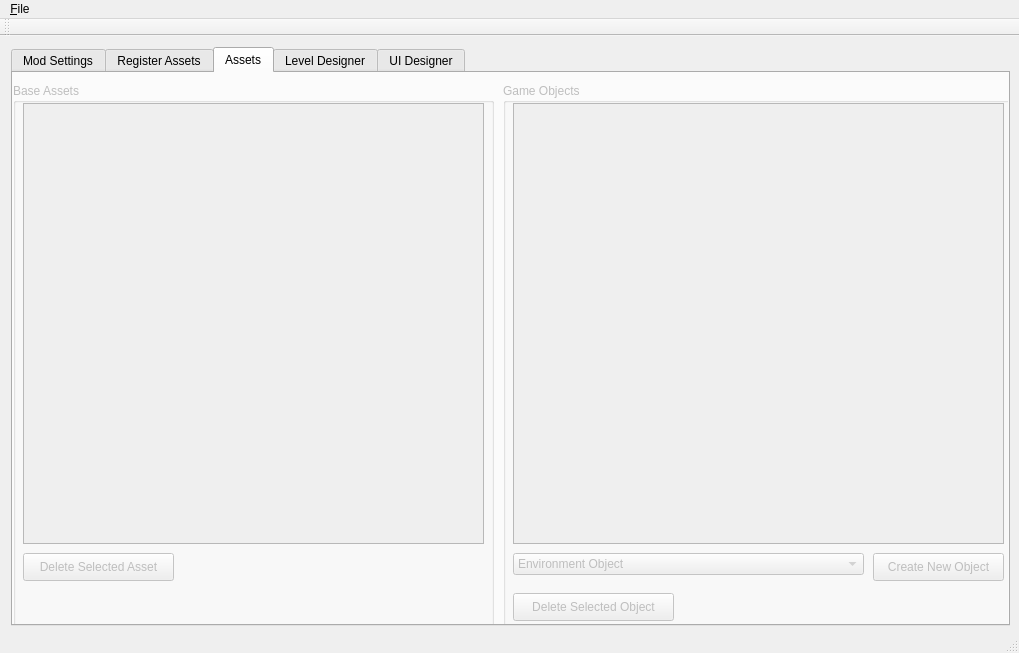
This is Editor/Level_Designer/mainwindow.ui in kiseitai3/Engine_Eureka as Qt 5 draws it before an edit. The edited form follows.
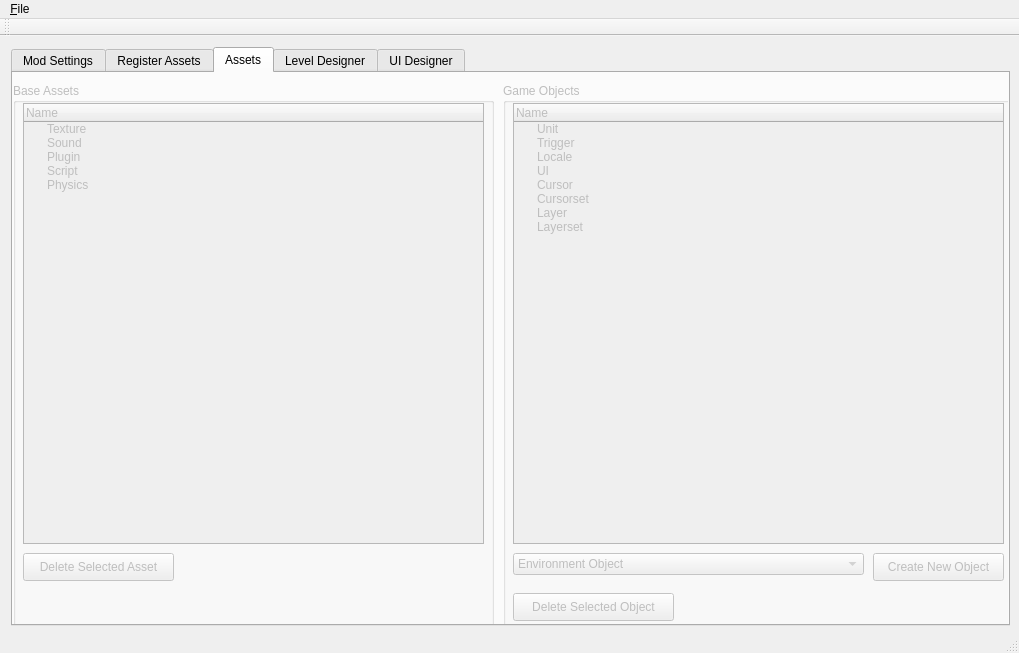
This is the edited form. The open tabs and pages were chosen to show the change.

The edit to the form file:
```diff
--- a/Editor/Level_Designer/mainwindow.ui
+++ b/Editor/Level_Designer/mainwindow.ui
@@ -1093,22 +1093,6 @@
          <property name="title">
           <string>Base Assets</string>
          </property>
-         <widget class="QTreeView" name="tvBaseAssets">
-          <property name="geometry">
-           <rect>
-            <x>10</x>
-            <y>20</y>
-            <width>461</width>
-            <height>441</height>
-           </rect>
-          </property>
-          <property name="uniformRowHeights">
-           <bool>false</bool>
-          </property>
-          <property name="wordWrap">
-           <bool>true</bool>
-          </property>
-         </widget>
          <widget class="QPushButton" name="pbDelAsset">
           <property name="geometry">
            <rect>
@@ -1122,6 +1106,49 @@
            <string>Delete Selected Asset</string>
           </property>
          </widget>
+         <widget class="QTreeWidget" name="tvBaseAssets">
+          <property name="geometry">
+           <rect>
+            <x>10</x>
+            <y>20</y>
+            <width>461</width>
+            <height>441</height>
+           </rect>
+          </property>
+          <property name="allColumnsShowFocus">
+           <bool>false</bool>
+          </property>
+          <column>
+           <property name="text">
+            <string>Name</string>
+           </property>
+          </column>
+          <item>
+           <property name="text">
+            <string>Texture</string>
+           </property>
+          </item>
+          <item>
+           <property name="text">
+            <string>Sound</string>
+           </property>
+          </item>
+          <item>
+           <property name="text">
+            <string>Plugin</string>
+           </property>
+          </item>
+          <item>
+           <property name="text">
+            <string>Script</string>
+           </property>
+          </item>
+          <item>
+           <property name="text">
+            <string>Physics</string>
+           </property>
+          </item>
+         </widget>
         </widget>
         <widget class="QGroupBox" name="gbRegisteredObjects">
          <property name="geometry">
@@ -1135,16 +1162,6 @@
          <property name="title">
           <string>Game Objects</string>
          </property>
-         <widget class="QTreeView" name="tvRegisteredObjects">
-          <property name="geometry">
-           <rect>
-            <x>10</x>
-            <y>20</y>
-            <width>491</width>
-            <height>441</height>
-           </rect>
-          </property>
-         </widget>
          <widget class="QPushButton" name="pbNewObj">
           <property name="geometry">
            <rect>
@@ -1226,6 +1243,61 @@
            </property>
           </item>
          </widget>
+         <widget class="QTreeWidget" name="tvRegisteredObjects">
+          <property name="geometry">
+           <rect>
+            <x>10</x>
+            <y>20</y>
+            <width>491</width>
+            <height>441</height>
+           </rect>
+          </property>
+          <column>
+           <property name="text">
+            <string>Name</string>
+           </property>
+          </column>
+          <item>
+           <property name="text">
+            <string>Unit</string>
+           </property>
+          </item>
+          <item>
+           <property name="text">
+            <string>Trigger</string>
+           </property>
+          </item>
+          <item>
+           <property name="text">
+            <string>Locale</string>
+           </property>
+          </item>
+          <item>
+           <property name="text">
+            <string>UI</string>
+           </property>
+          </item>
+          <item>
+           <property name="text">
+            <string>Cursor</string>
+           </property>
+          </item>
+          <item>
+           <property name="text">
+            <string>Cursorset</string>
+           </property>
+          </item>
+          <item>
+           <property name="text">
+            <string>Layer</string>
+           </property>
+          </item>
+          <item>
+           <property name="text">
+            <string>Layerset</string>
+           </property>
+          </item>
+         </widget>
         </widget>
        </widget>
        <widget class="QWidget" name="tabDesigner">
```
Left out of the diff: 64 changed lines with no effect on the pictures.
